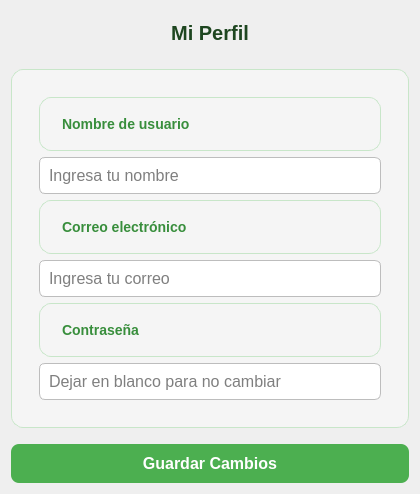
Above: ui/usuario.ui from decinx1/Sistema-hidrop-nico-Monitoreado before the change. Below: the same form after it.
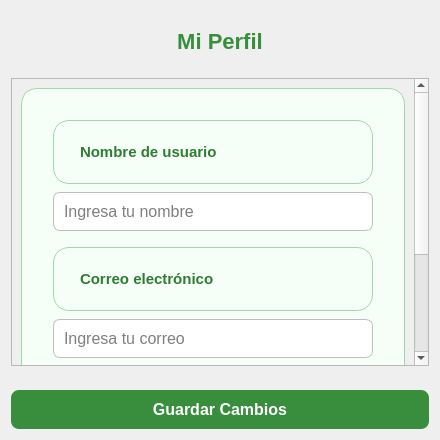
That is the form after the change.

Commit message: Mejora configuracion y usuario, graficas con datos

What changed in the file:
```diff
--- a/ui/usuario.ui
+++ b/ui/usuario.ui
@@ -6,8 +6,8 @@
    <rect>
     <x>0</x>
     <y>0</y>
-    <width>420</width>
-    <height>400</height>
+    <width>440</width>
+    <height>440</height>
    </rect>
   </property>
   <property name="windowTitle">
@@ -23,17 +23,24 @@
       <set>Qt::AlignCenter</set>
      </property>
      <property name="styleSheet">
-      <string>font-size: 20px; font-weight: bold; margin: 10px 0 18px 0; color: #1E4620;</string>
+      <string>font-size: 22px; font-weight: bold; color: #388e3c; margin: 18px 0 18px 0;</string>
      </property>
     </widget>
    </item>
+   <item>
+    <widget class="QScrollArea" name="scrollArea">
+     <property name="widgetResizable">
+      <bool>true</bool>
+     </property>
+     <widget class="QWidget" name="scrollAreaWidgetContents">
+      <layout class="QVBoxLayout" name="scrollLayout">
    <item>
     <widget class="QFrame" name="frameDatos">
      <property name="frameShape">
       <enum>QFrame::StyledPanel</enum>
      </property>
      <property name="styleSheet">
-      <string>QFrame { background: #f5f5f5; border-radius: 12px; padding: 18px; border: 1px solid #C8E6C9; }</string>
+          <string>QFrame { background: #f5fff7; border-radius: 16px; border: 1px solid #A5D6A7; padding: 22px; }</string>
      </property>
      <layout class="QVBoxLayout" name="verticalLayoutDatos">
       <item>
@@ -42,7 +49,7 @@
          <string>Nombre de usuario</string>
         </property>
         <property name="styleSheet">
-         <string>font-size: 14px; color: #388e3c; font-weight: 500;</string>
+             <string>font-size: 15px; color: #2e7d32; font-weight: 600; margin-bottom: 2px;</string>
         </property>
        </widget>
       </item>
@@ -52,7 +59,7 @@
          <string>Ingresa tu nombre</string>
         </property>
         <property name="styleSheet">
-         <string>font-size: 16px; padding: 7px; border-radius: 6px; border: 1px solid #bdbdbd; background: #fff;</string>
+             <string>font-size: 16px; padding: 8px; border-radius: 7px; border: 1px solid #bdbdbd; background: #fff; margin-bottom: 10px;</string>
         </property>
        </widget>
       </item>
@@ -62,7 +69,7 @@
          <string>Correo electrónico</string>
         </property>
         <property name="styleSheet">
-         <string>font-size: 14px; color: #388e3c; font-weight: 500;</string>
+             <string>font-size: 15px; color: #2e7d32; font-weight: 600; margin-bottom: 2px;</string>
         </property>
        </widget>
       </item>
@@ -72,7 +79,7 @@
          <string>Ingresa tu correo</string>
         </property>
         <property name="styleSheet">
-         <string>font-size: 16px; padding: 7px; border-radius: 6px; border: 1px solid #bdbdbd; background: #fff;</string>
+             <string>font-size: 16px; padding: 8px; border-radius: 7px; border: 1px solid #bdbdbd; background: #fff; margin-bottom: 10px;</string>
         </property>
        </widget>
       </item>
@@ -82,7 +89,7 @@
          <string>Contraseña</string>
         </property>
         <property name="styleSheet">
-         <string>font-size: 14px; color: #388e3c; font-weight: 500;</string>
+             <string>font-size: 15px; color: #2e7d32; font-weight: 600; margin-bottom: 2px;</string>
         </property>
        </widget>
       </item>
@@ -95,33 +102,30 @@
          <enum>QLineEdit::Password</enum>
         </property>
         <property name="styleSheet">
-         <string>font-size: 16px; padding: 7px; border-radius: 6px; border: 1px solid #bdbdbd; background: #fff;</string>
+             <string>font-size: 16px; padding: 8px; border-radius: 7px; border: 1px solid #bdbdbd; background: #fff; margin-bottom: 10px;</string>
         </property>
        </widget>
       </item>
      </layout>
     </widget>
    </item>
-   <item>
-    <spacer name="verticalSpacer">
-     <property name="orientation">
-      <enum>Qt::Vertical</enum>
-     </property>
-     <property name="sizeHint" stdset="0">
-      <size>
-       <width>20</width>
-       <height>30</height>
-      </size>
-     </property>
-    </spacer>
+      </layout>
+     </widget>
+    </widget>
    </item>
    <item>
     <widget class="QPushButton" name="btnGuardar">
      <property name="text">
       <string>Guardar Cambios</string>
      </property>
+     <property name="sizePolicy">
+      <sizepolicy hsizetype="Expanding" vsizetype="Fixed">
+       <horstretch>0</horstretch>
+       <verstretch>0</verstretch>
+      </sizepolicy>
+     </property>
      <property name="styleSheet">
-      <string>background-color: #4CAF50; color: white; font-size: 16px; border-radius: 8px; padding: 10px 0; font-weight: bold; margin-top: 10px;</string>
+      <string>font-size: 16px; font-weight: bold; color: white; background: #388e3c; border-radius: 8px; padding: 10px 0; margin-top: 18px;</string>
      </property>
     </widget>
    </item>
```
Lines whose indentation alone changed are shown as unchanged. The commit also changes 5 other files.
